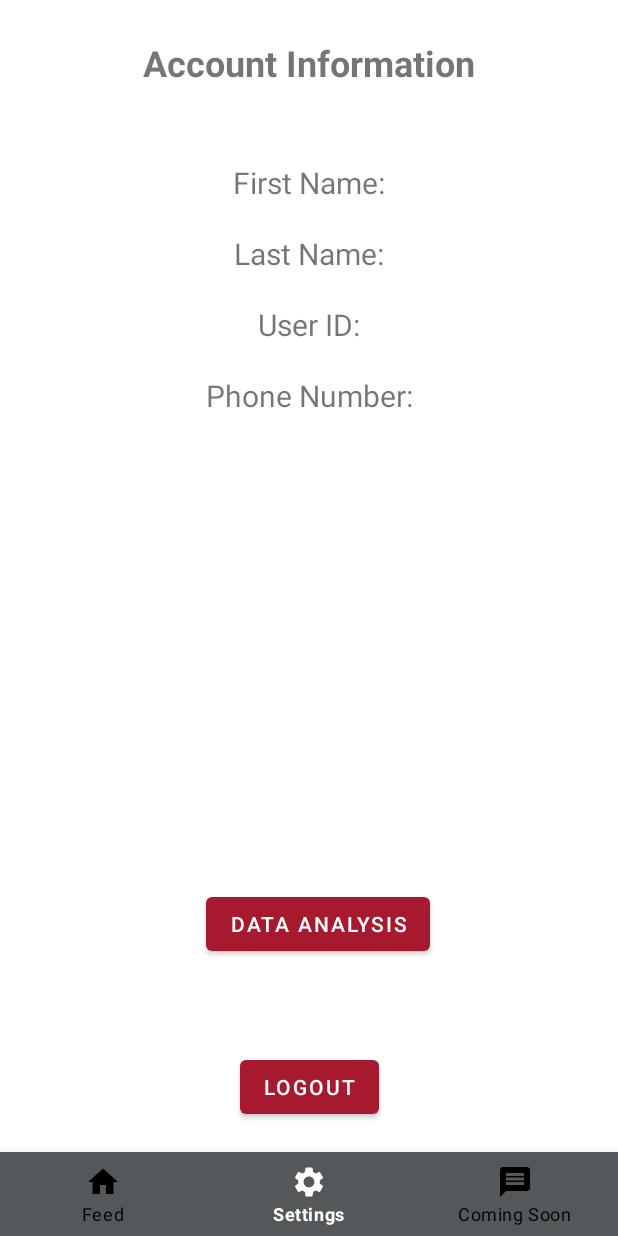
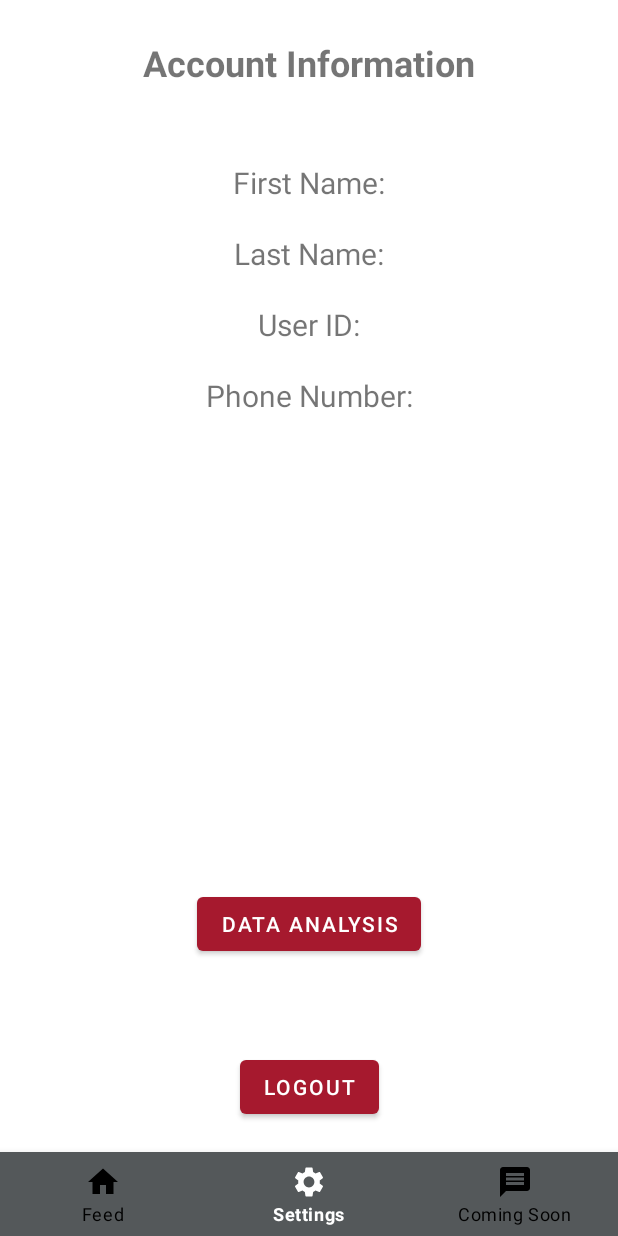
Before and after one commit to JoYSA-19/SFU-Market, an Android app: the SettingsActivity screen opened directly, with no data from a screen before it, on a phone screen of 412 x 824 dp. Run offline under Robolectric (Android 15) with nearby library versions, the phone set to English and light mode, and no system bars.

Commit message:
Center the data analysis button

```diff
--- a/app/src/main/res/layout/activity_settings.xml
+++ b/app/src/main/res/layout/activity_settings.xml
@@ -97,7 +97,6 @@
         android:text="Data Analysis"
         app:layout_constraintBottom_toBottomOf="parent"
         app:layout_constraintEnd_toEndOf="parent"
-        app:layout_constraintHorizontal_bias="0.523"
         app:layout_constraintStart_toStartOf="parent" />
 
 </androidx.constraintlayout.widget.ConstraintLayout>
```
